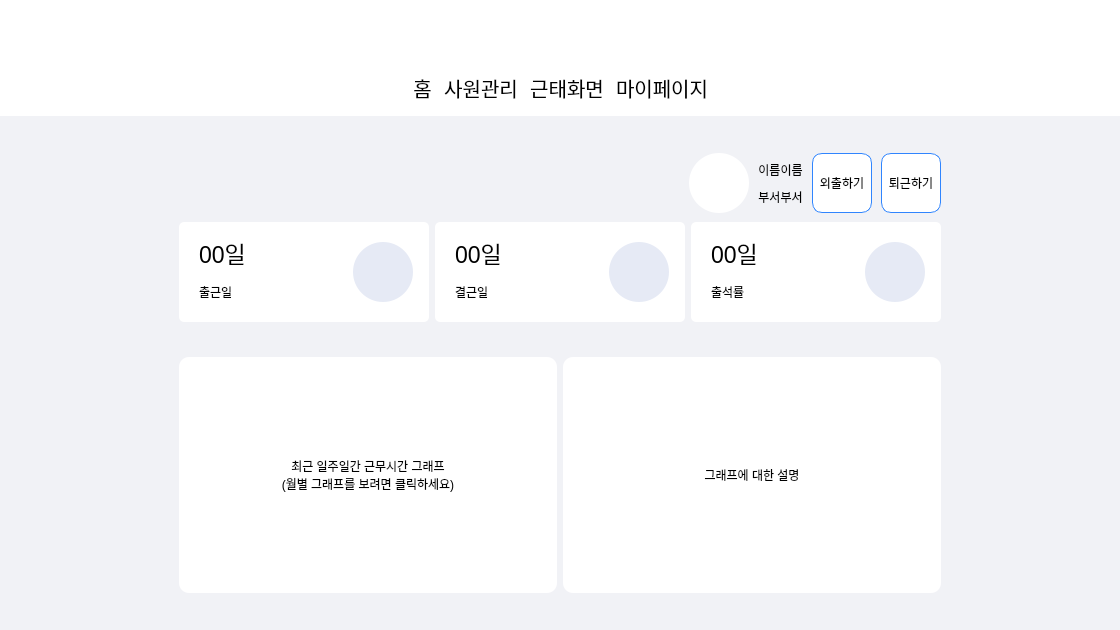
Before: the Qt Designer form Main/UI/MainWidget.ui in Uyuniwhite/Face-recognition-Attendance-System-Project, drawn with Qt 5.
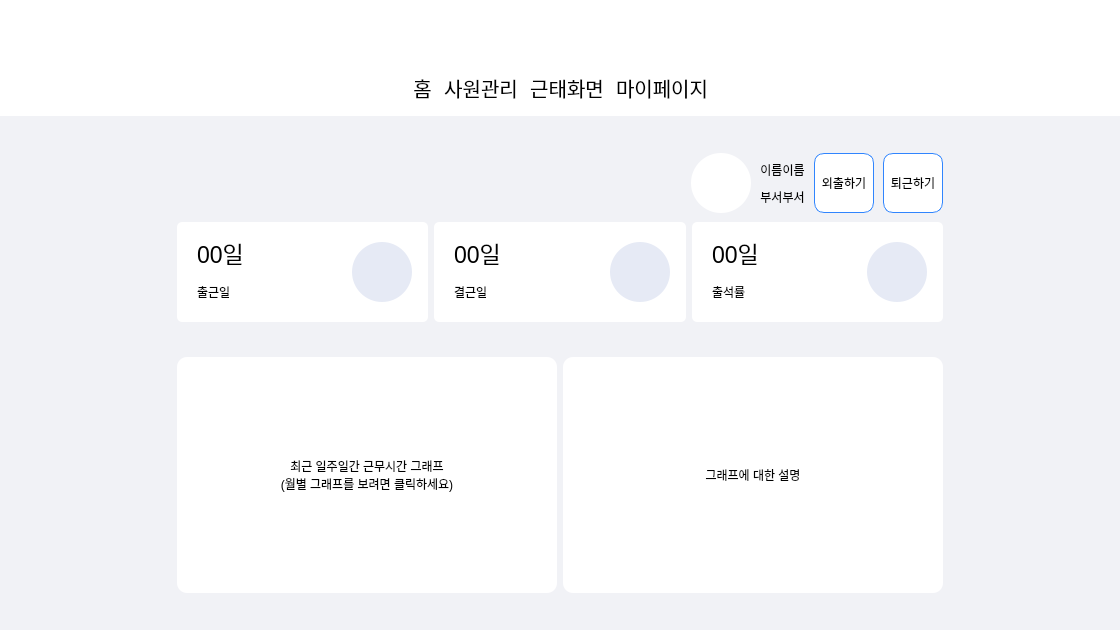
After: the same form once the commit is applied. Icons and pictures are not drawn.

Diff of the .ui file:
```diff
--- a/Main/UI/MainWidget.ui
+++ b/Main/UI/MainWidget.ui
@@ -1356,9 +1356,15 @@
                    </property>
                    <item>
                     <widget class="QWidget" name="graph_widget_1" native="true">
+                     <property name="minimumSize">
+                      <size>
+                       <width>380</width>
+                       <height>0</height>
+                      </size>
+                     </property>
                      <property name="maximumSize">
                       <size>
-                       <width>379</width>
+                       <width>380</width>
                        <height>16777215</height>
                       </size>
                      </property>
@@ -1408,6 +1414,18 @@
                    </item>
                    <item>
                     <widget class="QWidget" name="graph_widget_2" native="true">
+                     <property name="minimumSize">
+                      <size>
+                       <width>380</width>
+                       <height>0</height>
+                      </size>
+                     </property>
+                     <property name="maximumSize">
+                      <size>
+                       <width>380</width>
+                       <height>16777215</height>
+                      </size>
+                     </property>
                      <property name="styleSheet">
                       <string notr="true">background-color: rgb(255, 255, 255);
 border-radius:10px;</string>
```
